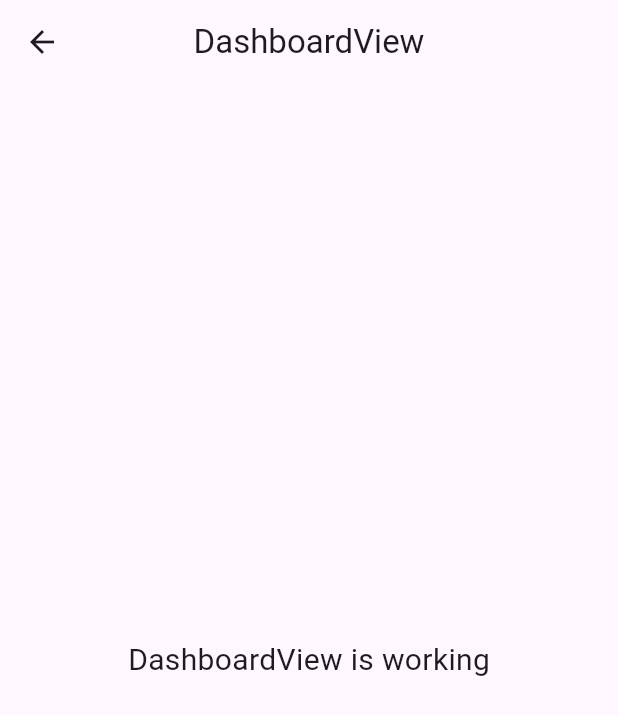
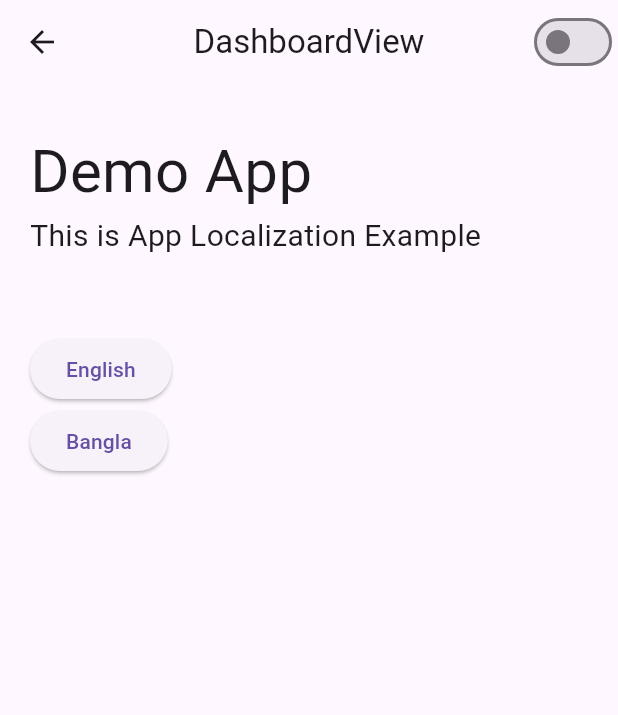
Before and after one commit to abdurrahmanabdullah/getx_islamic_app, a Flutter app: the DashboardView screen opened by its route, on a phone screen of 412 x 824 dp. Shown: the top 715 px of the screen. Run offline on Flutter 3.47's test engine with Material 3 defaults, Android fonts, the phone set to English and light mode, and no system bars; our stand-ins replace audioplayers, cloud_firestore, firebase_auth, firebase_core, get, get_storage; accounts and stored records are empty.

Commit message:
get storage,theme,localization implement

```diff
--- a/lib/app/data/services/api_services.dart
+++ b/lib/app/data/services/user_api_services.dart
@@ -1,7 +1,7 @@
 import 'dart:convert';
 
 import 'package:http/http.dart' as http;
-import 'package:islamic_app/app/data/models/api_models.dart';
+import 'package:islamic_app/app/data/models/user_api_models.dart';
 
 class ApiService {
   Future<List<ApiModel>> fetchApi() async {
--- a/lib/app/modules/dashboard/views/dashboard_view.dart
+++ b/lib/app/modules/dashboard/views/dashboard_view.dart
@@ -1,22 +1,58 @@
 import 'package:flutter/material.dart';
-
 import 'package:get/get.dart';
+import 'package:islamic_app/app/modules/theme/controllers/theme_controller.dart';
 
 import '../controllers/dashboard_controller.dart';
 
 class DashboardView extends GetView<DashboardController> {
-  const DashboardView({Key? key}) : super(key: key);
+  const DashboardView({super.key});
+
   @override
   Widget build(BuildContext context) {
+    final ThemeController themeController = Get.find();
+
     return Scaffold(
       appBar: AppBar(
         title: const Text('DashboardView'),
         centerTitle: true,
+        actions: [
+          Obx(() => Switch(
+                value: themeController.isDarkModel.value,
+                onChanged: (value) {
+                  themeController.toggleTheme();
+                },
+              ))
+        ],
       ),
-      body: const Center(
-        child: Text(
-          'DashboardView is working',
-          style: TextStyle(fontSize: 20),
+      body: Padding(
+        padding: const EdgeInsets.only(top: 30, left: 20),
+        child: Column(
+          crossAxisAlignment: CrossAxisAlignment.start,
+          children: [
+            Text(
+              'app_name'.tr,
+              style: const TextStyle(fontSize: 40),
+            ),
+            Text(
+              'app_title'.tr,
+              style: const TextStyle(fontSize: 20),
+            ),
+            const SizedBox(
+              height: 50,
+            ),
+            ElevatedButton(
+              onPressed: () {
+                Get.updateLocale(const Locale('en', 'US'));
+              },
+              child: const Text('English'),
+            ),
+            ElevatedButton(
+              onPressed: () {
+                Get.updateLocale(const Locale('bn', 'BD'));
+              },
+              child: const Text('Bangla'),
+            ),
+          ],
         ),
       ),
     );
--- a/lib/app/modules/register/views/register_view.dart
+++ b/lib/app/modules/register/views/register_view.dart
@@ -57,6 +57,7 @@ class RegisterView extends GetView<RegisterController> {
                 ElevatedButton(
                   onPressed: () {
                     controller.signUp(context);
+
                     Get.toNamed(Routes.SIGNIN);
                   },
                   child: const Text('Register'),
--- a/lib/app/modules/signin/views/signin_view.dart
+++ b/lib/app/modules/signin/views/signin_view.dart
@@ -5,7 +5,8 @@ import 'package:islamic_app/app/routes/app_pages.dart';
 import '../controllers/signin_controller.dart';
 
 class SigninView extends GetView<SigninController> {
-  const SigninView({Key? key}) : super(key: key);
+  SigninView({super.key});
+
   @override
   Widget build(BuildContext context) {
     return Scaffold(
@@ -30,6 +31,7 @@ class SigninView extends GetView<SigninController> {
             ElevatedButton(
               onPressed: () {
                 controller.signInWithEmailAndPassword(context);
+
                 Get.toNamed(Routes.DASHBOARD);
               },
               child: const Text('Sign In'),
--- a/lib/app/modules/user_api/controllers/user_api_controller.dart
+++ b/lib/app/modules/user_api/controllers/user_api_controller.dart
@@ -23,8 +23,8 @@
 // }
 
 import 'package:get/get.dart';
-import 'package:islamic_app/app/data/models/api_models.dart';
-import 'package:islamic_app/app/data/services/api_services.dart';
+import 'package:islamic_app/app/data/models/user_api_models.dart';
+import 'package:islamic_app/app/data/services/user_api_services.dart';
 
 class ApiController extends GetxController {
   var isLoading = true.obs;
--- a/lib/app/modules/user_api/views/user_api_view.dart
+++ b/lib/app/modules/user_api/views/user_api_view.dart
@@ -4,7 +4,7 @@ import 'package:get/get.dart';
 import '../controllers/user_api_controller.dart';
 
 class UserApiView extends GetView<ApiController> {
-  const UserApiView({Key? key}) : super(key: key);
+  const UserApiView({super.key});
   @override
   Widget build(BuildContext context) {
     return Scaffold(
--- a/lib/app/routes/app_routes.dart
+++ b/lib/app/routes/app_routes.dart
@@ -9,6 +9,7 @@ abstract class Routes {
   static const USER_API = _Paths.USER_API;
   static const REGISTER = _Paths.REGISTER;
   static const SIGNIN = _Paths.SIGNIN;
+  static const THEME = _Paths.THEME;
 }
 
 abstract class _Paths {
@@ -19,4 +20,5 @@ abstract class _Paths {
   static const USER_API = '/user-api';
   static const REGISTER = '/register';
   static const SIGNIN = '/signin';
+  static const THEME = '/theme';
 }
--- a/pubspec.yaml
+++ b/pubspec.yaml
@@ -11,9 +11,13 @@ dependencies:
   firebase_core: ^3.1.0
   firebase_auth: ^5.1.0
   cloud_firestore: ^5.0.1
+  firebase_storage: ^12.1.0
   get_storage: ^2.1.1
   get: 4.6.6
   http: ^1.2.1
+  path_provider: ^2.1.3
+  permission_handler: ^11.3.1
+  external_path: ^1.0.3
   flutter:
     sdk: flutter
 assets:
```
Also changed, not shown: lib/app/languages.dart (added, +12 -0 lines), lib/app/modules/signin/controllers/signin_controller.dart (+10 -2 lines), lib/app/modules/theme/bindings/theme_binding.dart (added, +12 -0 lines), lib/app/modules/theme/controllers/theme_controller.dart (added, +31 -0 lines), lib/app/modules/theme/views/theme_view.dart (added, +23 -0 lines), lib/app/routes/app_pages.dart (+10 -3 lines), lib/app/views/dashboard_view.dart (deleted, +0 -22 lines), lib/app/views/registe_view.dart (deleted, +0 -96 lines), lib/main.dart (+12 -0 lines), lib/app/data/models/user_api_models.dart (renamed from lib/app/data/models/api_models.dart), pubspec.lock, 4 other files.
